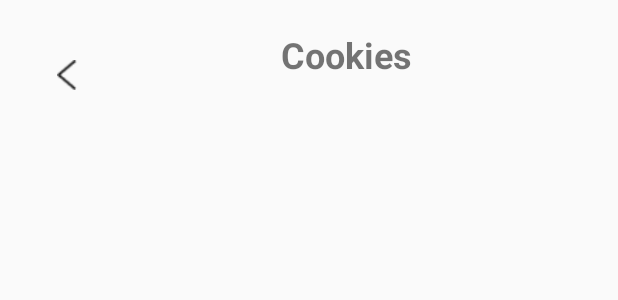
After one commit to thuydung180/LaFavor2024, an Android app: the layout activity_product.xml on its own in the app's theme, with its tools: preview values and no code run, on a phone screen of 412 x 824 dp. The commit adds this screen. Shown: the top 300 px of the screen. Run offline under Robolectric (Android 15) with nearby library versions, the phone set to English and light mode, and no system bars.

Commit message:
Product_Review

```diff
--- a/app/src/main/AndroidManifest.xml
+++ b/app/src/main/AndroidManifest.xml
@@ -12,6 +12,9 @@
         android:supportsRtl="true"
         android:theme="@style/Theme.LaFavor2024"
         tools:targetApi="31">
+        <activity
+            android:name=".Product"
+            android:exported="false" />
         <activity
             android:name=".ProductDetail"
             android:exported="false" />
--- /dev/null
+++ b/app/src/main/java/com/nhom5/lafavor2024/Product.java
@@ -0,0 +1,14 @@
+package com.nhom5.lafavor2024;
+
+import androidx.appcompat.app.AppCompatActivity;
+
+import android.os.Bundle;
+
+public class Product extends AppCompatActivity {
+
+    @Override
+    protected void onCreate(Bundle savedInstanceState) {
+        super.onCreate(savedInstanceState);
+        setContentView(R.layout.activity_product);
+    }
+}
--- /dev/null
+++ b/app/src/main/res/layout/activity_product.xml
@@ -0,0 +1,47 @@
+<?xml version="1.0" encoding="utf-8"?>
+<androidx.constraintlayout.widget.ConstraintLayout xmlns:android="http://schemas.android.com/apk/res/android"
+    xmlns:app="http://schemas.android.com/apk/res-auto"
+    xmlns:tools="http://schemas.android.com/tools"
+    android:layout_width="match_parent"
+    android:layout_height="match_parent"
+    tools:context=".Product">
+
+    <LinearLayout
+        android:id="@+id/lnlCategory"
+        android:layout_width="match_parent"
+        android:layout_height="wrap_content"
+        android:orientation="vertical"
+        android:padding="10dp"
+        app:layout_constraintEnd_toEndOf="parent"
+        app:layout_constraintHorizontal_bias="0.0"
+        app:layout_constraintStart_toStartOf="parent"
+        app:layout_constraintTop_toTopOf="parent">
+
+    <LinearLayout
+        android:layout_width="match_parent"
+        android:layout_height="wrap_content"
+        android:orientation="horizontal"
+        android:padding="10dp">
+
+        <ImageView
+            android:id="@+id/btnBack"
+            android:layout_width="20dp"
+            android:layout_height="20dp"
+            android:layout_gravity="center_vertical"
+            android:layout_weight="1"
+            android:src="@drawable/icon_back" />
+
+        <TextView
+            android:layout_width="wrap_content"
+            android:layout_height="wrap_content"
+            android:layout_gravity="center_vertical"
+            android:layout_weight="8"
+            android:gravity="center"
+            android:text="@string/Cooies"
+            android:textSize="24sp"
+            android:textStyle="bold" />
+
+    </LinearLayout>
+    </LinearLayout>
+
+</androidx.constraintlayout.widget.ConstraintLayout>
--- a/app/src/main/res/values/strings.xml
+++ b/app/src/main/res/values/strings.xml
@@ -135,7 +135,7 @@
     <string name="home_greeting">What are you eating to day?</string>
 
 
-    <!-- Review -->
+    <!-- Product and Review -->
     <string name="l_chung">Lý Chung</string>
     <string name="coconut_cookies">Coconut Cookies</string>
     <string name="_25_000_vnd">25.0000 VND</string>
@@ -148,4 +148,5 @@
     <string name="write_review">Write Review</string>
     <string name="_4_3">4.3</string>
     <string name="first_fragment_label">First Fragment Label</string>
+    <string name="Cooies">Cookies\n</string>
 </resources>
```
